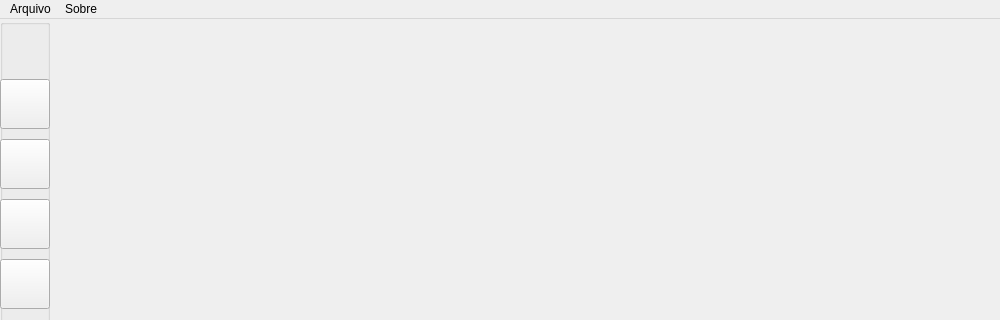
Zuchis/imgEditor, file GUI/imageEditor.ui: the form before one commit; both pictures show x 0 to 1000 and y 0 to 320 of the 1000 by 1000 pixel window.
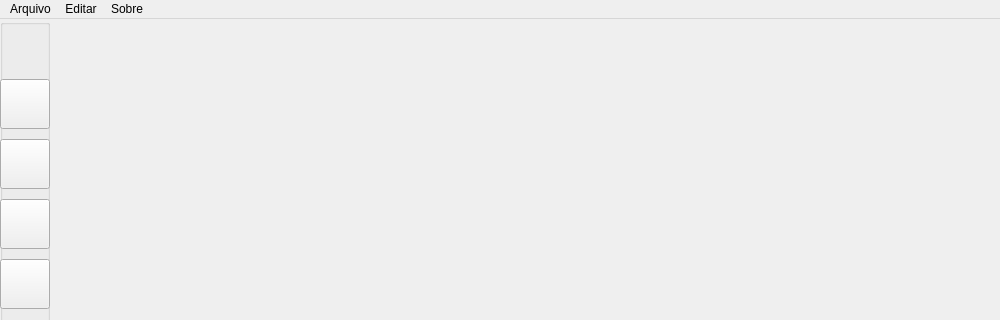
The form after the commit. Icons and pictures are not drawn.

What changed in the file:
```diff
--- a/GUI/imageEditor.ui
+++ b/GUI/imageEditor.ui
@@ -191,7 +191,14 @@
      <string>Sobre</string>
     </property>
    </widget>
+   <widget class="QMenu" name="menuEditar">
+    <property name="title">
+     <string>Editar</string>
+    </property>
+    <addaction name="actionDesfazer"/>
+   </widget>
    <addaction name="menuArquivo"/>
+   <addaction name="menuEditar"/>
    <addaction name="menuSobre"/>
   </widget>
   <action name="actionAbrir">
```
Left out of the diff: 29 changed lines with no effect on the pictures.
